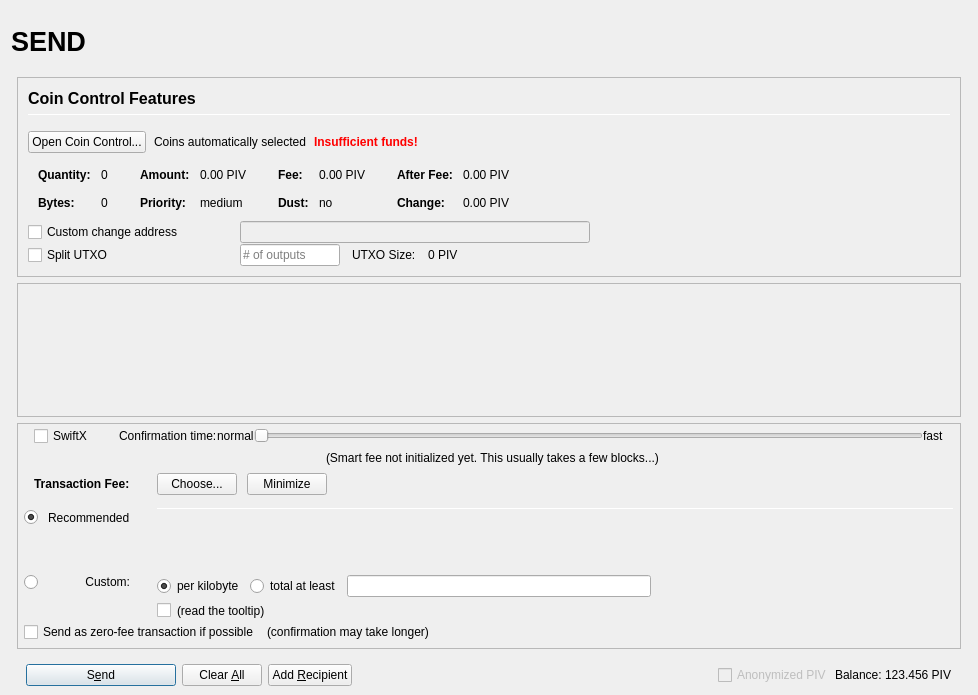
The window that src/qt/forms/sendcoinsdialog.ui (kblockchain/Able) describes before a commit, drawn with Qt 5.
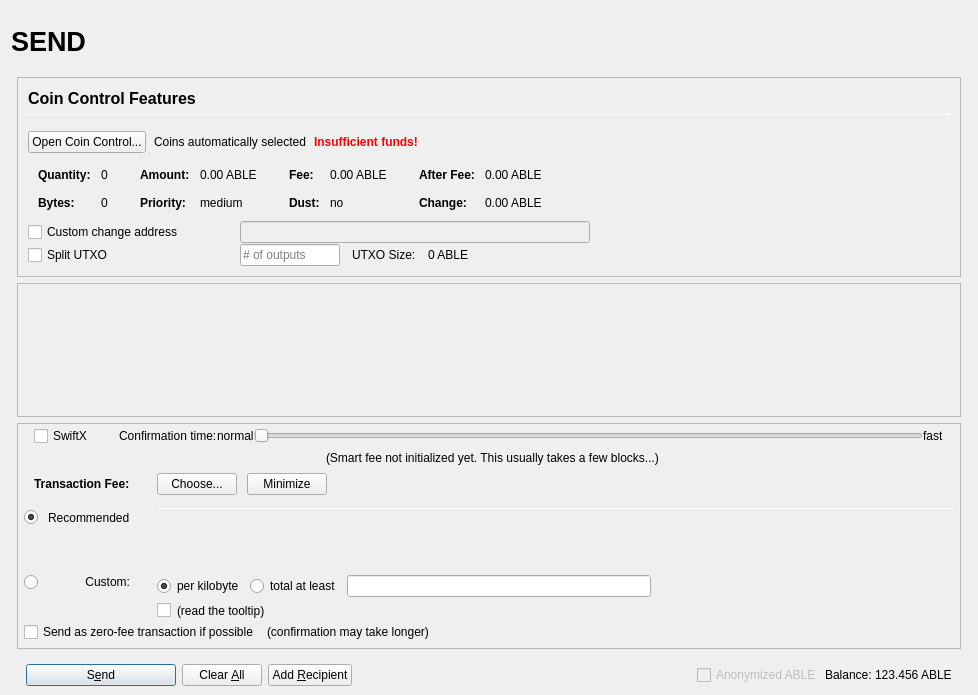
The same window after the commit. Icons and pictures are not drawn. Custom widgets are drawn as their Qt base class.

Commit message: Rename PIV to ABLE

Diff of the .ui file:
```diff
--- a/src/qt/forms/sendcoinsdialog.ui
+++ b/src/qt/forms/sendcoinsdialog.ui
@@ -457,7 +457,7 @@
                         <enum>Qt::ActionsContextMenu</enum>
                        </property>
                        <property name="text">
-                        <string notr="true">0.00 PIV</string>
+                        <string notr="true">0.00 ABLE</string>
                        </property>
                        <property name="textInteractionFlags">
                         <set>Qt::LinksAccessibleByMouse|Qt::TextSelectableByKeyboard|Qt::TextSelectableByMouse</set>
@@ -537,7 +537,7 @@
                         <enum>Qt::ActionsContextMenu</enum>
                        </property>
                        <property name="text">
-                        <string notr="true">0.00 PIV</string>
+                        <string notr="true">0.00 ABLE</string>
                        </property>
                        <property name="textInteractionFlags">
                         <set>Qt::LinksAccessibleByMouse|Qt::TextSelectableByKeyboard|Qt::TextSelectableByMouse</set>
@@ -617,7 +617,7 @@
                         <enum>Qt::ActionsContextMenu</enum>
                        </property>
                        <property name="text">
-                        <string notr="true">0.00 PIV</string>
+                        <string notr="true">0.00 ABLE</string>
                        </property>
                        <property name="textInteractionFlags">
                         <set>Qt::LinksAccessibleByMouse|Qt::TextSelectableByKeyboard|Qt::TextSelectableByMouse</set>
@@ -646,7 +646,7 @@
                         <enum>Qt::ActionsContextMenu</enum>
                        </property>
                        <property name="text">
-                        <string notr="true">0.00 PIV</string>
+                        <string notr="true">0.00 ABLE</string>
                        </property>
                        <property name="textInteractionFlags">
                         <set>Qt::LinksAccessibleByMouse|Qt::TextSelectableByKeyboard|Qt::TextSelectableByMouse</set>
@@ -813,7 +813,7 @@
                 <item>
                  <widget class="QLabel" name="labelBlockSize">
                   <property name="text">
-                   <string>0 PIV</string>
+                   <string>0 ABLE</string>
                   </property>
                  </widget>
                 </item>
@@ -1651,7 +1651,7 @@
                 <bool>false</bool>
                </property>
                <property name="text">
-                <string>Anonymized PIV</string>
+                <string>Anonymized ABLE</string>
                </property>
               </widget>
              </item>
@@ -1674,7 +1674,7 @@
                 <cursorShape>IBeamCursor</cursorShape>
                </property>
                <property name="text">
-                <string notr="true">123.456 PIV</string>
+                <string notr="true">123.456 ABLE</string>
                </property>
                <property name="textInteractionFlags">
                 <set>Qt::LinksAccessibleByMouse|Qt::TextSelectableByKeyboard|Qt::TextSelectableByMouse</set>
```
Left out of the diff: 8 changed lines with no effect on the pictures. The commit also changes 114 other files.
